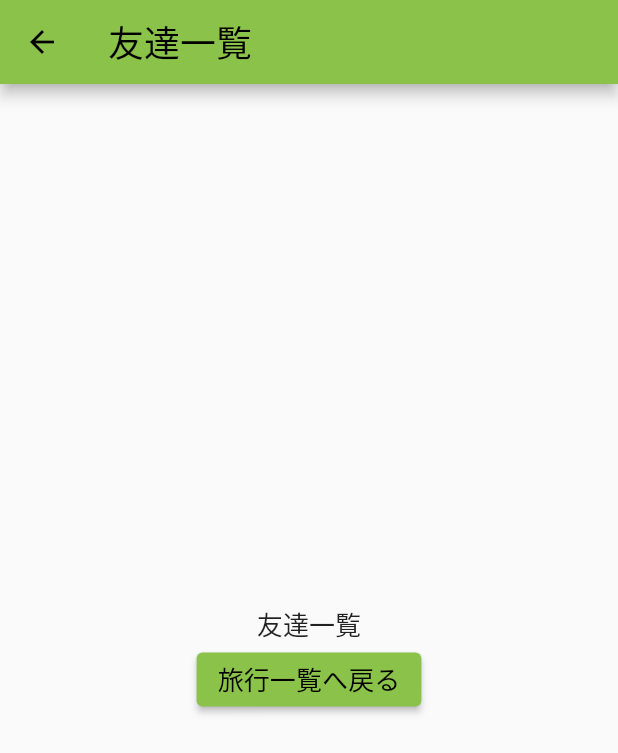
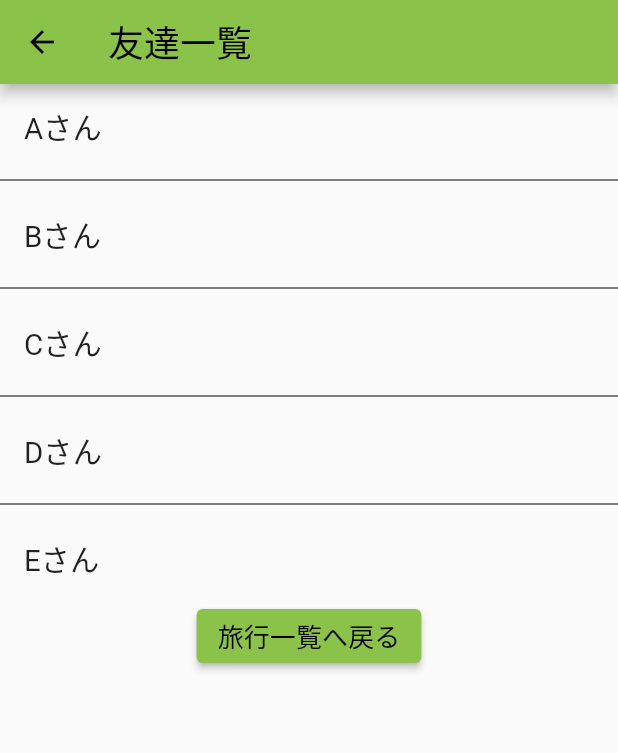
Before and after one commit to tsukimotto/warikan_photo, a Flutter app: the screen it shows after launch, in the side drawer, after a tap on "友だち一覧", on a phone screen of 412 x 824 dp. Shown: the top 753 px of the screen. Run offline on Flutter 3.47's test engine with Material 2 defaults, Android fonts, the phone set to English and light mode, and no system bars; our stand-ins replace firebase_auth, firebase_core; missing offline and left inert: flutterfire_ui; accounts and stored records are empty.

Commit message:
friendspage

```diff
--- a/lib/friends.dart
+++ b/lib/friends.dart
@@ -7,18 +7,49 @@ class Friends extends StatefulWidget {
 }
 
 class _FriendsState extends State<Friends> {
+  final List<String> friendList = [
+    "Aさん",
+    "Bさん",
+    "Cさん",
+    "Dさん",
+    "Eさん",
+  ];
+
   @override
   Widget build(BuildContext context) {
     return Scaffold(
       appBar: AppBar(
         title: const Text("友達一覧"),
       ),
-      body: Center(
+      body: SingleChildScrollView(
         child: Column(
           mainAxisAlignment: MainAxisAlignment.center,
           children: <Widget>[
-            const Text(
-              '友達一覧',
+            ListView.separated(
+              itemCount: friendList.length,
+              separatorBuilder: (BuildContext context, int index) =>
+                  const Divider(
+                color: Colors.black,
+              ),
+              itemBuilder: (context, index) {
+                return ListTile(
+                  title: Row(
+                      mainAxisAlignment: MainAxisAlignment.spaceBetween,
+                      children: <Widget>[
+                        Text(friendList[index]),
+                      ]),
+                  // onTap: () {
+                  //   Navigator.push(
+                  //     context,
+                  //     MaterialPageRoute(
+                  //         builder: (context) => TripDetail(
+                  //             title: nameList[index], date: dateList[index])),
+                  //   );
+                  // },
+                );
+              },
+              shrinkWrap: true,
+              physics: const NeverScrollableScrollPhysics(),
             ),
             ElevatedButton(
                 onPressed: () {
--- a/lib/tripdetail.dart
+++ b/lib/tripdetail.dart
@@ -1,7 +1,6 @@
 // ignore_for_file: use_key_in_widget_constructors
 
 import 'package:flutter/material.dart';
-import 'package:warikan_photo/abouts.dart';
 
 //余白を簡単に設定できる
 class SpaceBox extends SizedBox {
@@ -11,8 +10,6 @@ class SpaceBox extends SizedBox {
   const SpaceBox.width([double value = 8]) : super(width: value);
   const SpaceBox.height([double value = 8]) : super(height: value);
 }
-
-
 
 //行程コンポーネント
 class CompActivity extends StatelessWidget {
@@ -61,14 +58,13 @@ class CompActivity extends StatelessWidget {
               const SpaceBox.width(10),
               ElevatedButton.icon(
                   onPressed: () {
-                    var isChecked;
                     showDialog(
                         context: context,
                         builder: (_) => AlertDialog(
-                         title: Text("支払い入力フォーム"),
+                              title: const Text("支払い入力フォーム"),
                               content: Column(
                                   mainAxisSize: MainAxisSize.min,
-                             children: <Widget>[
+                                  children: const <Widget>[
                                     TextField(
                                       decoration: InputDecoration(
                                         labelText: '支払った人',
@@ -95,16 +91,14 @@ class CompActivity extends StatelessWidget {
                                     ),
                                     TextField(
                                       decoration: InputDecoration(
-                                   labelText:'金額',
+                                        labelText: '金額',
                                         hintText: '例：7500円',
                                       ),
                                       autofocus: false,
                                       // keyboardType: TextInputType.number,
                                     ),
-                             ]
-                         ),
-                        )
-                    );
+                                  ]),
+                            ));
                   },
                   icon: const Icon(Icons.add),
                   label: const Text("割り勘"))
@@ -113,8 +107,6 @@ class CompActivity extends StatelessWidget {
         ]);
   }
 }
-
-
 
 class TripDetail extends StatelessWidget {
   final String title;
```
Also changed, not shown: lib/main.dart (+10 -18 lines), pubspec.lock (added). Lines whose indentation alone changed are shown as unchanged.
